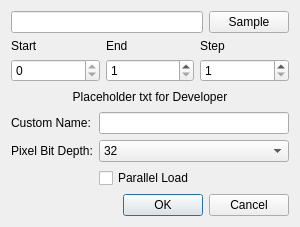
Before: the Qt Designer form mantidimaging/gui/ui/load_dialog.ui in mantidproject/mantidimaging, drawn with Qt 5.
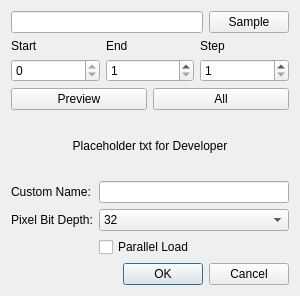
After: the same form once the commit is applied.

The edit to the form file:
```diff
--- a/mantidimaging/gui/ui/load_dialog.ui
+++ b/mantidimaging/gui/ui/load_dialog.ui
@@ -7,7 +7,7 @@
     <x>0</x>
     <y>0</y>
     <width>300</width>
-    <height>227</height>
+    <height>296</height>
    </rect>
   </property>
   <property name="windowTitle">
@@ -29,6 +29,8 @@
     </layout>
    </item>
    <item>
+    <layout class="QVBoxLayout" name="verticalLayout_5">
+     <item>
     <layout class="QHBoxLayout" name="horizontalLayout_2">
      <item>
       <layout class="QVBoxLayout" name="verticalLayout_2">
@@ -94,6 +96,26 @@
          </property>
          <property name="value">
           <number>1</number>
+           </property>
+          </widget>
+         </item>
+        </layout>
+       </item>
+      </layout>
+     </item>
+     <item>
+      <layout class="QHBoxLayout" name="horizontalLayout_3">
+       <item>
+        <widget class="QPushButton" name="step_preview">
+         <property name="text">
+          <string>Preview</string>
+         </property>
+        </widget>
+       </item>
+       <item>
+        <widget class="QPushButton" name="step_all">
+         <property name="text">
+          <string>All</string>
          </property>
         </widget>
        </item>
```
Lines whose indentation alone changed are shown as unchanged.
